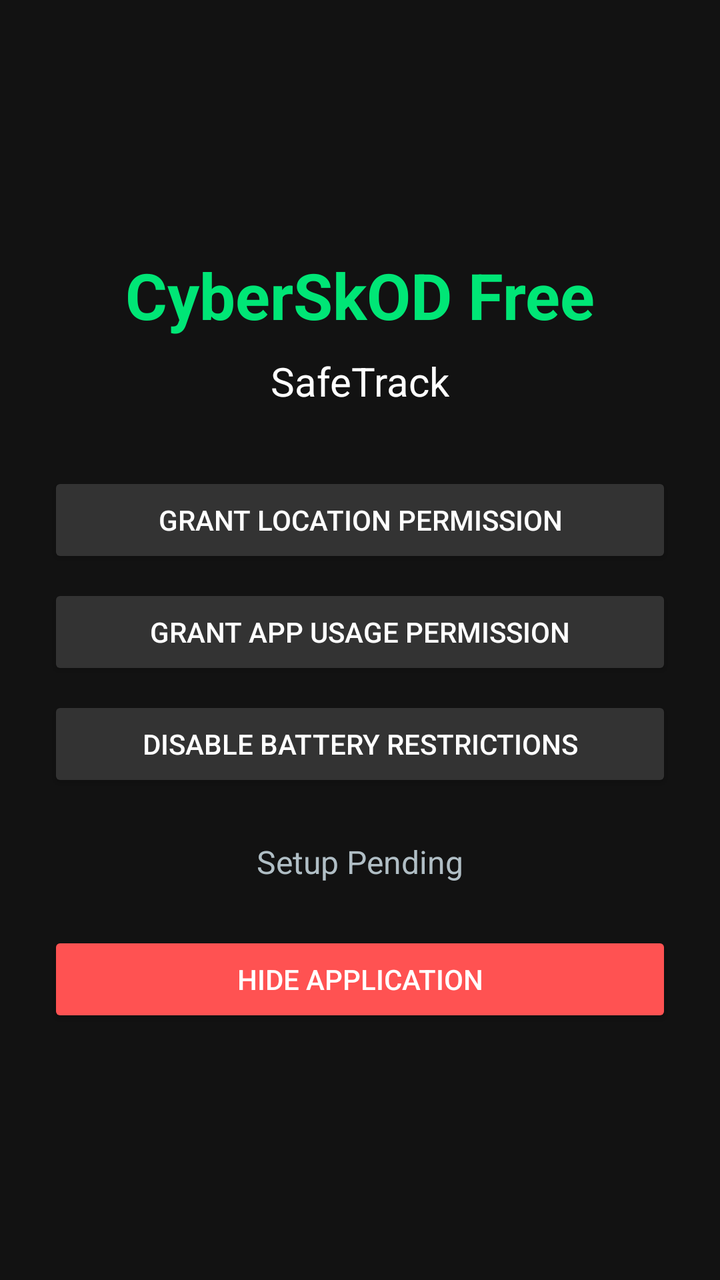
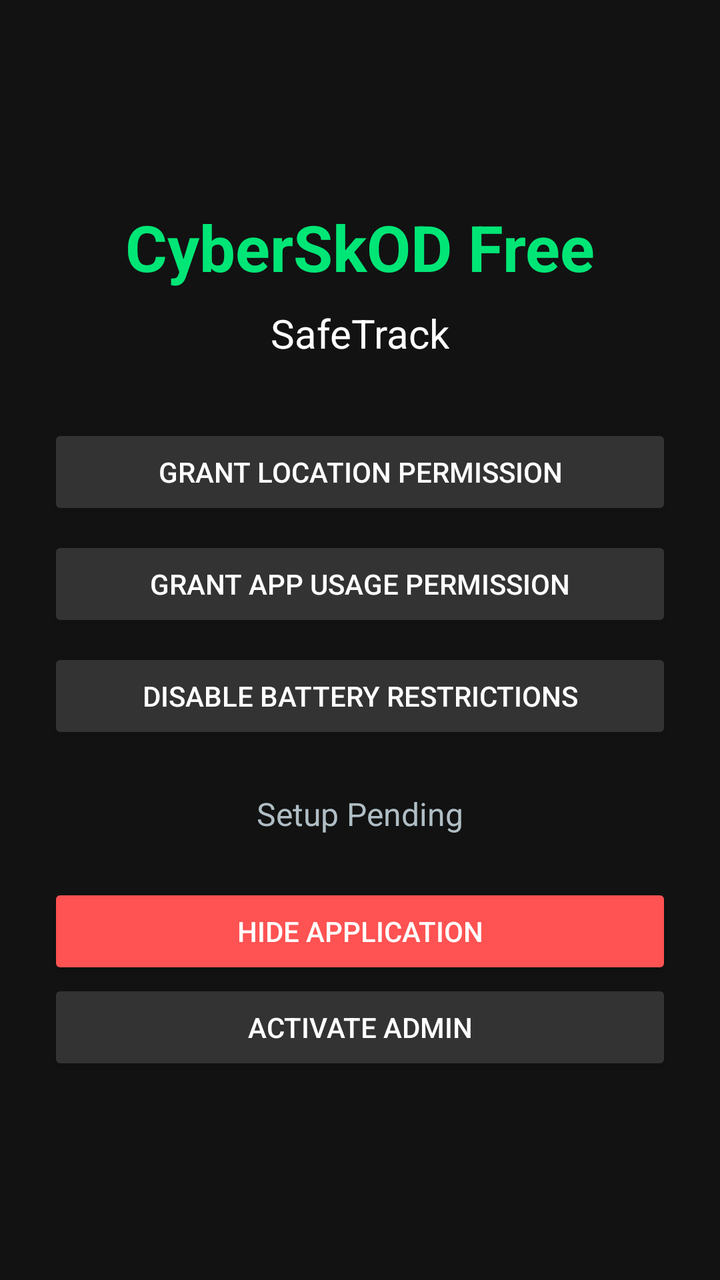

Screens rendered from an Android XML layout before and after an edit, with the pre-edit source and the edit as a unified diff.
<!-- AndroidManifest.xml: application theme Theme.AppCompat.Light.DarkActionBar -->
<!-- res/layout/activity_main.xml -->
<?xml version="1.0" encoding="utf-8"?>
<LinearLayout xmlns:android="http://schemas.android.com/apk/res/android"
    android:layout_width="match_parent"
    android:layout_height="match_parent"
    android:orientation="vertical"
    android:gravity="center"
    android:padding="24dp"
    android:background="#121212">

    <TextView
        android:id="@+id/tvTitle"
        android:layout_width="wrap_content"
        android:layout_height="wrap_content"
        android:text="CyberSkOD Free"
        android:textColor="#00E676"
        android:textSize="32sp"
        android:textStyle="bold"
        android:layout_marginBottom="8dp" />

    <TextView
        android:layout_width="wrap_content"
        android:layout_height="wrap_content"
        android:text="SafeTrack"
        android:textColor="#FFFFFF"
        android:textSize="20sp"
        android:layout_marginBottom="32dp" />

    <Button
        android:id="@+id/btnLocationPerm"
        android:layout_width="match_parent"
        android:layout_height="wrap_content"
        android:text="Grant Location Permission"
        android:backgroundTint="#333333"
        android:textColor="#FFFFFF"
        android:layout_marginBottom="8dp" />

    <Button
        android:id="@+id/btnUsagePerm"
        android:layout_width="match_parent"
        android:layout_height="wrap_content"
        android:text="Grant App Usage Permission"
        android:backgroundTint="#333333"
        android:textColor="#FFFFFF"
        android:layout_marginBottom="8dp" />

    <Button
        android:id="@+id/btnBatteryPerm"
        android:layout_width="match_parent"
        android:layout_height="wrap_content"
        android:text="Disable Battery Restrictions"
        android:backgroundTint="#333333"
        android:textColor="#FFFFFF"
        android:layout_marginBottom="24dp" />

    <TextView
        android:id="@+id/tvStatus"
        android:layout_width="wrap_content"
        android:layout_height="wrap_content"
        android:text="Setup Pending"
        android:textColor="#B0BEC5"
        android:textSize="16sp"
        android:layout_marginBottom="24dp" />

    <Button
        android:id="@+id/btnHideApp"
        android:layout_width="match_parent"
        android:layout_height="wrap_content"
        android:text="Hide Application"
        android:backgroundTint="#FF5252"
        android:textColor="#FFFFFF" />

    <Button
        android:id="@+id/btnOpenDashboard"
        android:layout_width="match_parent"
        android:layout_height="wrap_content"
        android:text="Open Dashboard"
        android:backgroundTint="#00E676"
        android:textColor="#000000"
        android:visibility="gone" />

</LinearLayout>
<!-- resources referenced by this layout -->
<resources>

</resources>

<!-- the commit's change to res/layout/activity_main.xml (unified diff, before → after) -->
@@ -70,6 +70,14 @@
         android:textColor="#FFFFFF" />
 
     <Button
+        android:id="@+id/btnActivateAdmin"
+        android:layout_width="match_parent"
+        android:layout_height="wrap_content"
+        android:text="Activate Admin"
+        android:backgroundTint="#333333"
+        android:textColor="#FFFFFF" />
+
+    <Button
         android:id="@+id/btnOpenDashboard"
         android:layout_width="match_parent"
         android:layout_height="wrap_content"
